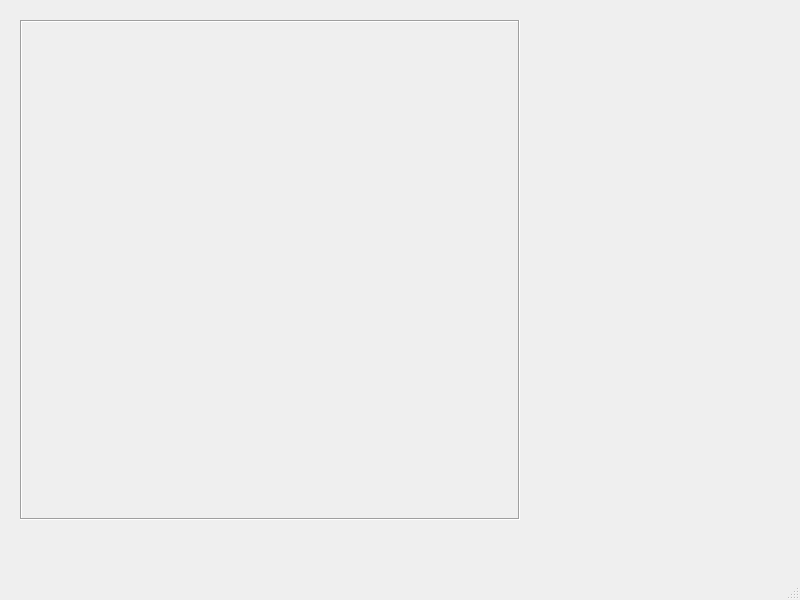
Old version of the form mainwindow.ui in the repository RafikFafik/miniGimp.
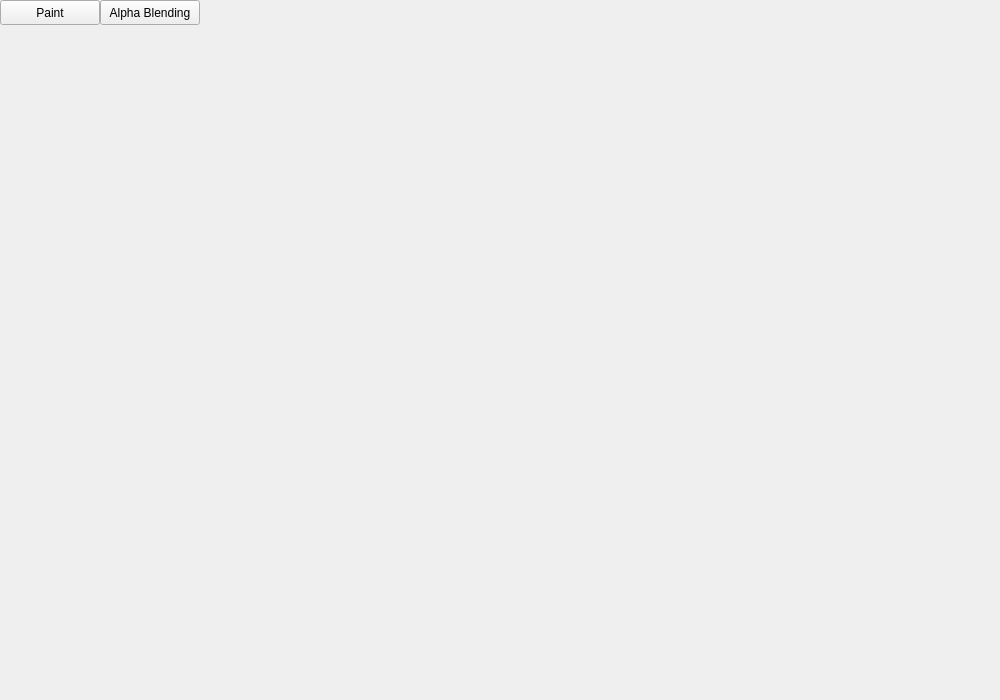
New version of the form.

The edit to the form file:
```diff
--- a/mainwindow.ui
+++ b/mainwindow.ui
@@ -6,42 +6,67 @@
    <rect>
     <x>0</x>
     <y>0</y>
-    <width>800</width>
-    <height>600</height>
+    <width>1000</width>
+    <height>700</height>
    </rect>
   </property>
   <property name="windowTitle">
    <string>MainWindow</string>
   </property>
   <widget class="QWidget" name="centralwidget">
-   <widget class="QFrame" name="frame">
+   <property name="enabled">
+    <bool>true</bool>
+   </property>
+   <widget class="QPushButton" name="paint">
     <property name="geometry">
      <rect>
-      <x>20</x>
-      <y>20</y>
-      <width>500</width>
+      <x>0</x>
+      <y>0</y>
+      <width>100</width>
+      <height>25</height>
+     </rect>
+    </property>
+    <property name="text">
+     <string>Paint</string>
+    </property>
+   </widget>
+   <widget class="QWidget" name="container" native="true">
+    <property name="geometry">
+     <rect>
+      <x>50</x>
+      <y>50</y>
+      <width>950</width>
       <height>500</height>
      </rect>
     </property>
-    <property name="frameShape">
-     <enum>QFrame::Box</enum>
+    <property name="autoFillBackground">
+     <bool>false</bool>
     </property>
-    <property name="frameShadow">
-     <enum>QFrame::Sunken</enum>
+   </widget>
+   <widget class="QPushButton" name="alpha_blending">
+    <property name="geometry">
+     <rect>
+      <x>100</x>
+      <y>0</y>
+      <width>100</width>
+      <height>25</height>
+     </rect>
     </property>
+    <property name="text">
+     <string>Alpha Blending</string>
+    </property>
    </widget>
   </widget>
-  <widget class="QMenuBar" name="menubar">
-   <property name="geometry">
-    <rect>
-     <x>0</x>
-     <y>0</y>
-     <width>800</width>
-     <height>21</height>
-    </rect>
+  <action name="actionexit">
+   <property name="text">
+    <string>exit</string>
    </property>
-  </widget>
-  <widget class="QStatusBar" name="statusbar"/>
+  </action>
+  <action name="actionExit">
+   <property name="text">
+    <string>Exit</string>
+   </property>
+  </action>
  </widget>
  <resources/>
  <connections/>
```
